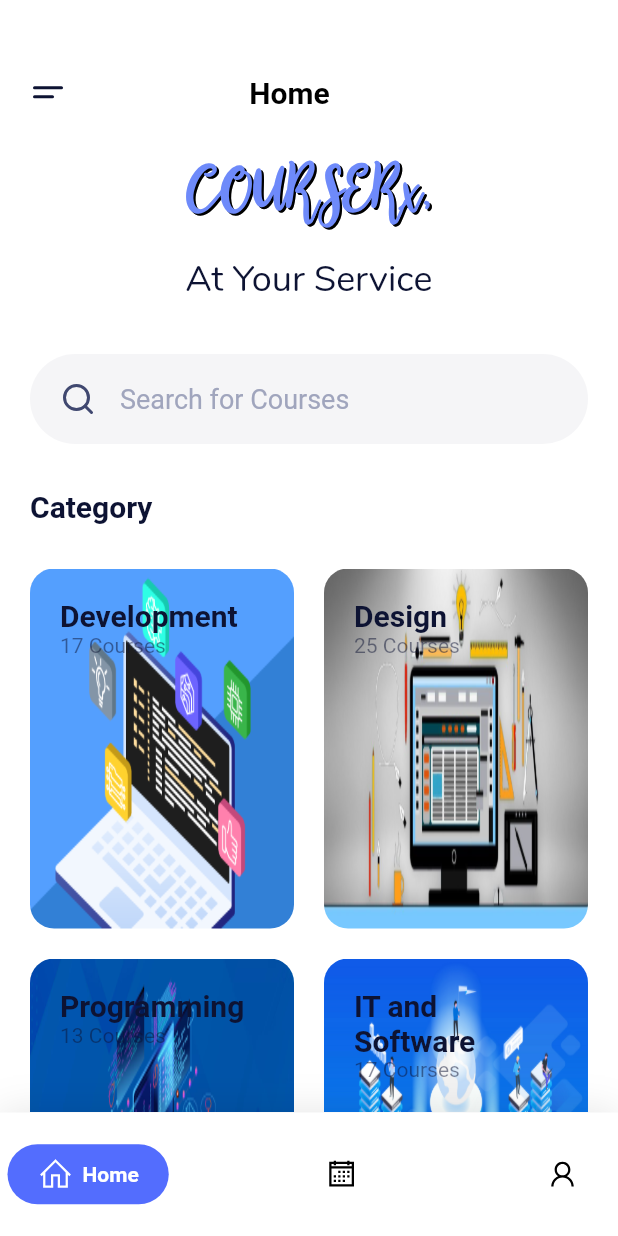
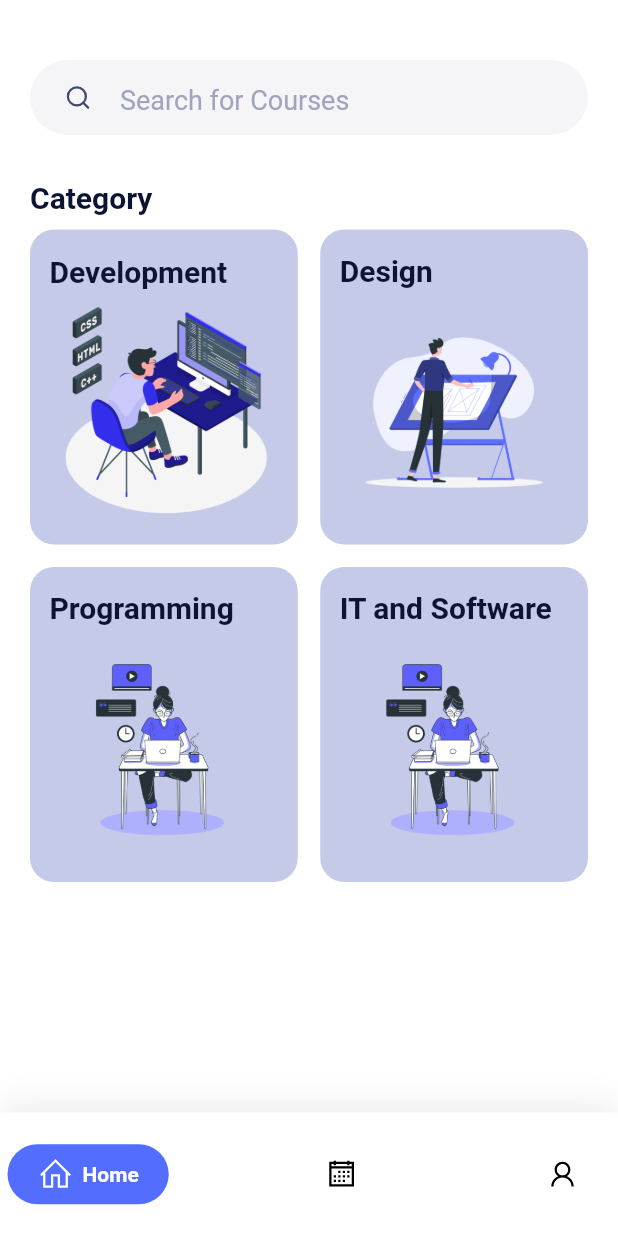
Before and after one commit to stonecoldanmol/COURSERx, a Flutter app: the screen it shows once a user with an empty profile is signed in, on a phone screen of 412 x 824 dp. Run offline on Flutter 3.47's test engine with Material 2 defaults, Android fonts, the light colour scheme and no system bars; drawn by our look-alikes of google_nav_bar; our stand-ins replace firebase_auth, flutter_signin_button, flutter_svg, google_sign_in, line_icons, simple_animations; accounts and stored records are empty.

Commit message:
home screen updated

```diff
--- a/lib/category.dart
+++ b/lib/category.dart
@@ -1,4 +1,3 @@
-
 class Category {
   final String name;
   final int numOfCourses;
@@ -12,10 +11,16 @@ List<Category> categories = categoriesData
     .toList();
 
 var categoriesData = [
-  {"name": "Development", 'courses': 17, 'image': "assets/images/Development.png"},
-  {"name": "Design", 'courses': 25, 'image': "assets/images/Design.jpg"},
-  {"name": "Programming", 'courses': 13, 'image': "assets/images/Programming.jpg"},
-  {"name": "IT and Software", 'courses': 17, 'image': "assets/images/IT.jpg"},
-
-
+  {
+    "name": "Development",
+    'courses': 17,
+    'image': "assets/images/Development.png"
+  },
+  {"name": "Design", 'courses': 25, 'image': "assets/images/Design.png"},
+  {
+    "name": "Programming",
+    'courses': 13,
+    'image': "assets/images/Programming.png"
+  },
+  {"name": "IT and Software", 'courses': 17, 'image': "assets/images/IT.png"},
 ];
--- a/lib/constants.dart
+++ b/lib/constants.dart
@@ -38,8 +38,8 @@ const kTitleTextStyle = TextStyle(
   fontWeight: FontWeight.bold,
 );
 
-const kSubtitleTextSyule = TextStyle(
-  fontSize: 18,
+const kSubtitleTextStyle = TextStyle(
+  fontSize: 15,
   color: kTextColor,
-  // fontWeight: FontWeight.bold,
+  fontWeight: FontWeight.bold,
 );
--- a/lib/navbar/home.dart
+++ b/lib/navbar/home.dart
@@ -25,36 +25,16 @@ class HomeScreen extends StatelessWidget {
     return Scaffold(
       backgroundColor: Colors.white,
       body: Padding(
-        padding: EdgeInsets.only(left: 20, top: 50, right: 20),
-        child: Column(
+        padding: EdgeInsets.only(left: 20, top: 10, right: 20),
+        child: Stack(
+          children: <Widget>[
+            Column(
               crossAxisAlignment: CrossAxisAlignment.start,
               children: <Widget>[
-            Row(
-              mainAxisAlignment: MainAxisAlignment.spaceBetween,
-              children: <Widget>[
-                SvgPicture.asset("assets/icons/menu.svg"),
-                Center(
-                    child: Text(
-                  "Home",
-                  style: TextStyle(
-                      color: Colors.black,
-                      fontWeight: FontWeight.bold,
-                      fontSize: 20.0),
-                )),
-                Container(width: 50.0),
-              ],
-            ),
-            SizedBox(height: 30),
-            Center(
-              child: Text("COURSERx,", style: kHeadingextStyle),
-            ),
-            Center(
-              child: Text("At Your Service", style: kSubheadingextStyle),
-            ),
                 Container(
                   margin: EdgeInsets.symmetric(vertical: 30),
                   padding: EdgeInsets.symmetric(horizontal: 20, vertical: 16),
-              height: 60,
+                  height: 50,
                   width: double.infinity,
                   decoration: BoxDecoration(
                     color: Color(0xFFF5F5F7),
@@ -80,38 +60,41 @@ class HomeScreen extends StatelessWidget {
                     Text("Category", style: kTitleTextStyle),
                   ],
                 ),
-            SizedBox(height: 30),
+                SizedBox(height: 10),
                 Expanded(
                   child: StaggeredGridView.countBuilder(
                     padding: EdgeInsets.all(0),
                     crossAxisCount: 2,
                     itemCount: categories.length,
-                crossAxisSpacing: 20,
-                mainAxisSpacing: 20,
+                    crossAxisSpacing: 15,
+                    mainAxisSpacing: 15,
                     itemBuilder: (context, index) {
                       return Container(
-                    padding: EdgeInsets.all(20),
-                    height: 240,
+                        padding: EdgeInsets.all(13),
+                        height: 210,
+                        width: 210,
                         decoration: BoxDecoration(
+                          color: Colors.indigo[100],
                           borderRadius: BorderRadius.circular(16),
-                      image: DecorationImage(
-                        image: AssetImage(categories[index].image),
-                        fit: BoxFit.fill,
-                      ),
                         ),
                         child: Column(
-                      crossAxisAlignment: CrossAxisAlignment.start,
+                          crossAxisAlignment: CrossAxisAlignment.stretch,
+                          mainAxisAlignment: MainAxisAlignment.spaceEvenly,
                           children: <Widget>[
                             Text(
                               categories[index].name,
                               style: kTitleTextStyle,
                             ),
-                        Text(
+                            Image.asset(
+                              categories[index].image,
+                              fit: BoxFit.fill,
+                            ),
+                            /*Text(
                             '${categories[index].numOfCourses} Courses',
                             style: TextStyle(
                               color: kTextColor.withOpacity(.5),
                             ),
-                        )
+                          )*/
                           ],
                         ),
                       );
@@ -121,6 +104,8 @@ class HomeScreen extends StatelessWidget {
                 ),
               ],
             ),
+          ],
+        ),
       ),
     );
   }
```
Also changed, not shown: assets/images/Design.jpg (deleted), assets/images/Design.png (added), assets/images/Development.png, assets/images/IT.jpg (deleted), assets/images/IT.png (added), assets/images/Programming.jpg (deleted), assets/images/Programming.png (added), 3 other files. Lines whose indentation alone changed are shown as unchanged.
